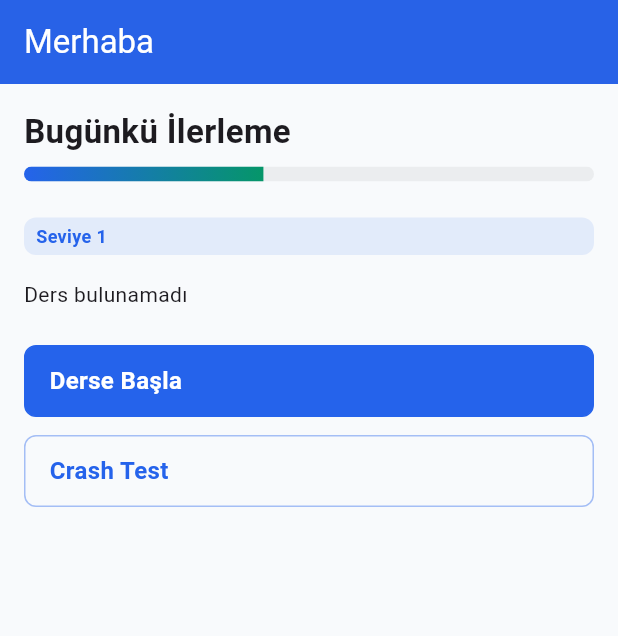
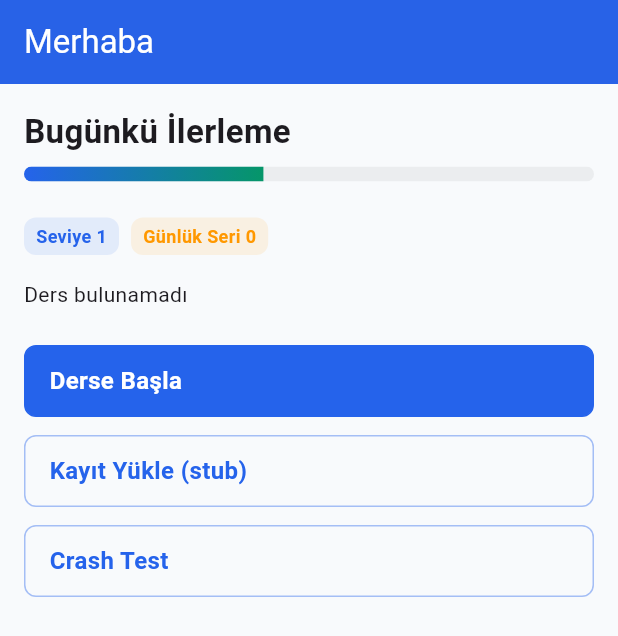
Before and after one commit to denizsari/quranapp, a Flutter app: the screen it shows once a user with an empty profile is signed in, on a phone screen of 412 x 824 dp. Shown: the top 636 px of the screen. Run offline on Flutter 3.47's test engine with Material 3 defaults, Android fonts, the phone set to English and light mode, and no system bars; our stand-ins replace cloud_firestore, firebase_auth, firebase_core, firebase_crashlytics, hooks_riverpod; accounts and stored records are empty; network calls fail.

Commit message:
feat: S1-6 recording upload stub + UI badges for level & streak

```diff
--- a/lib/app.dart
+++ b/lib/app.dart
@@ -10,6 +10,9 @@ import 'providers/lessons_providers.dart';
 import 'analytics/analytics.dart';
 import 'providers/user_progress_write_provider.dart';
 import 'package:firebase_crashlytics/firebase_crashlytics.dart';
+import 'dart:typed_data';
+import 'providers/user_progress_write_provider.dart'
+    show recordingUploadServiceProvider;
 
 class QuranApp extends ConsumerWidget {
   const QuranApp({super.key});
@@ -35,6 +38,8 @@ class HomeScreen extends ConsumerWidget {
     final progressView = ref.watch(userProgressViewProvider);
     final levelBadge =
         progressView == null ? null : 'Seviye ${progressView.level}';
+    final streakBadge =
+        progressView == null ? null : 'Günlük Seri ${profile?.streak ?? 0}';
     final lessonsAsync = ref.watch(lessonsStreamProvider);
     final analytics = const ConsoleAnalytics();
     final progressWriter = ref.watch(progressWriteControllerProvider);
@@ -55,7 +60,13 @@ class HomeScreen extends ConsumerWidget {
             const SizedBox(height: 8),
             const AppProgressBar(value: 0.42),
             const SizedBox(height: 24),
-            if (levelBadge != null) AppBadge(label: levelBadge),
+            Row(children: [
+              if (levelBadge != null) AppBadge(label: levelBadge),
+              if (streakBadge != null) ...[
+                const SizedBox(width: 8),
+                AppBadge(label: streakBadge, color: Colors.orange),
+              ]
+            ]),
             const SizedBox(height: 16),
             lessonsAsync.when(
               data: (lessons) {
@@ -93,6 +104,14 @@ class HomeScreen extends ConsumerWidget {
                 onPressed: () =>
                     analytics.log('lesson_started', params: {'id': 'demo'})),
             const SizedBox(height: 12),
+            AppButton.ghost('Kayıt Yükle (stub)', onPressed: () async {
+              final bytes =
+                  Uint8List.fromList(List<int>.generate(128, (i) => i % 256));
+              await ref
+                  .read(recordingUploadServiceProvider)
+                  .uploadLessonRecording(lessonId: 'demo', data: bytes);
+            }),
+            const SizedBox(height: 12),
             AppButton.ghost('Crash Test',
                 onPressed: () => FirebaseCrashlytics.instance.crash()),
           ],
```
Also changed, not shown: lib/providers/user_progress_write_provider.dart (+26 -0 lines).
